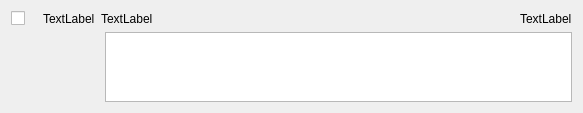
Before: the Qt Designer form Jobs-of-SoftwareEngineer/Scut/email.ui in CSLP/CPP, drawn with Qt 5.
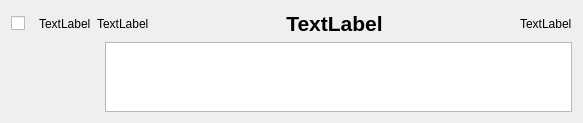
After: the same form once the commit is applied.

Patch:
```diff
--- a/Jobs-of-SoftwareEngineer/Scut/email.ui
+++ b/Jobs-of-SoftwareEngineer/Scut/email.ui
@@ -15,7 +15,7 @@
   </property>
   <layout class="QVBoxLayout" name="verticalLayout">
    <item>
-    <layout class="QHBoxLayout" name="horizontalLayout" stretch="1,2,16,2">
+    <layout class="QHBoxLayout" name="horizontalLayout" stretch="1,1,2,16,2">
      <item>
       <widget class="QCheckBox" name="checkBox">
        <property name="text">
@@ -23,6 +23,13 @@
        </property>
       </widget>
      </item>
+     <item>
+      <widget class="QLabel" name="picLabel">
+       <property name="text">
+        <string>TextLabel</string>
+       </property>
+      </widget>
+     </item>
      <item>
       <widget class="QLabel" name="fromLabel">
        <property name="text">
@@ -32,9 +39,25 @@
      </item>
      <item>
       <widget class="QLabel" name="themeLabel">
+       <property name="sizeIncrement">
+        <size>
+         <width>0</width>
+         <height>0</height>
+        </size>
+       </property>
+       <property name="font">
+        <font>
+         <pointsize>16</pointsize>
+         <weight>75</weight>
+         <bold>true</bold>
+        </font>
+       </property>
        <property name="text">
         <string>TextLabel</string>
        </property>
+       <property name="alignment">
+        <set>Qt::AlignCenter</set>
+       </property>
       </widget>
      </item>
      <item>
```
